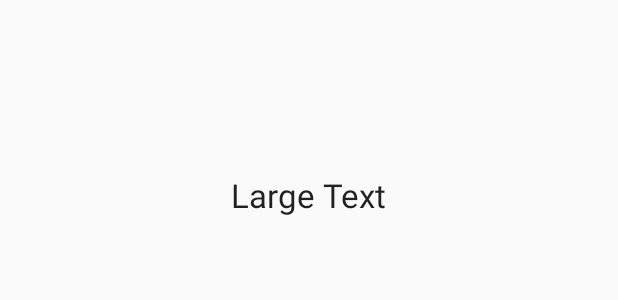
After one commit to AmandineMroad/PFE_NDAR, an Android app: the layout activity_nfc2.xml on its own in the app's theme, with its tools: preview values and no code run, on a phone screen of 412 x 824 dp. The commit adds this screen. Shown: the top 300 px of the screen. Run offline under Robolectric (Android 15) with nearby library versions, the phone set to English and light mode, and no system bars.

Commit message:
Fixed uniqueId

```diff
--- /dev/null
+++ b/app/src/main/res/layout/activity_nfc2.xml
@@ -0,0 +1,21 @@
+<?xml version="1.0" encoding="utf-8"?>
+<RelativeLayout xmlns:android="http://schemas.android.com/apk/res/android"
+    xmlns:tools="http://schemas.android.com/tools"
+    android:layout_width="match_parent"
+    android:layout_height="match_parent"
+    android:paddingBottom="@dimen/activity_vertical_margin"
+    android:paddingLeft="@dimen/activity_horizontal_margin"
+    android:paddingRight="@dimen/activity_horizontal_margin"
+    android:paddingTop="@dimen/activity_vertical_margin"
+    tools:context="polytech.pfe_ndar.Nfc2Activity">
+
+    <TextView
+        android:layout_width="wrap_content"
+        android:layout_height="wrap_content"
+        android:textAppearance="?android:attr/textAppearanceLarge"
+        android:text="Large Text"
+        android:id="@+id/tagid"
+        android:layout_alignParentTop="true"
+        android:layout_centerHorizontal="true"
+        android:layout_marginTop="99dp" />
+</RelativeLayout>
```
Also changed, not shown: app/src/main/AndroidManifest.xml (+7 -8 lines), app/src/main/java/polytech/pfe_ndar/NfcActivity.java (+33 -4 lines).
